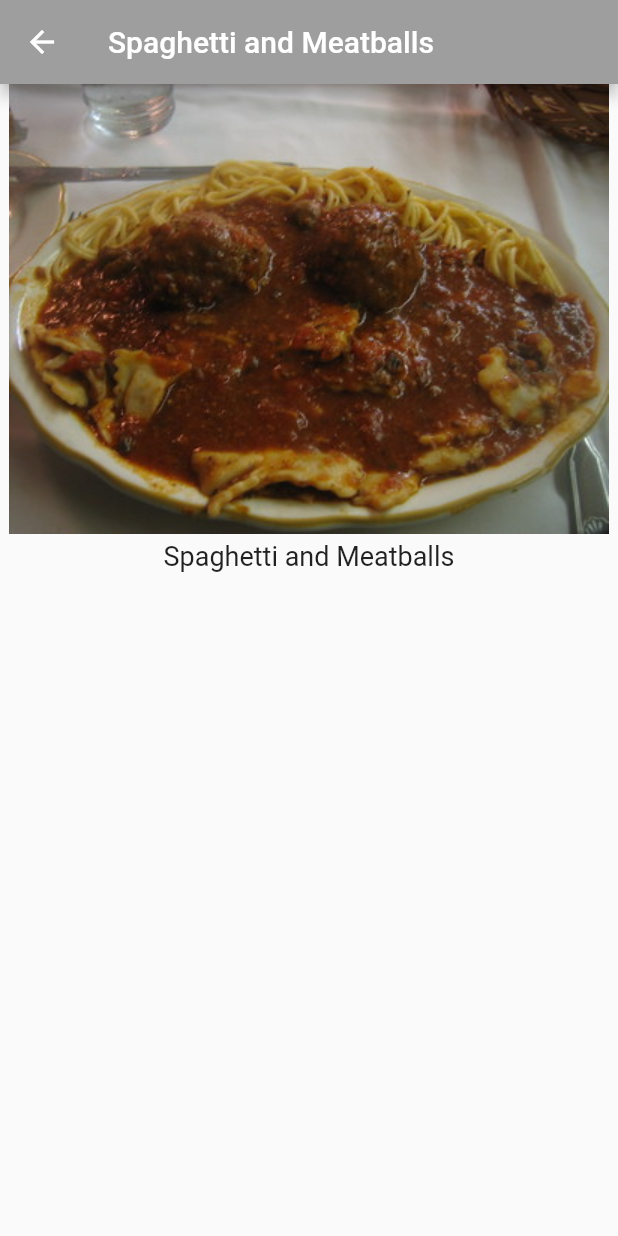
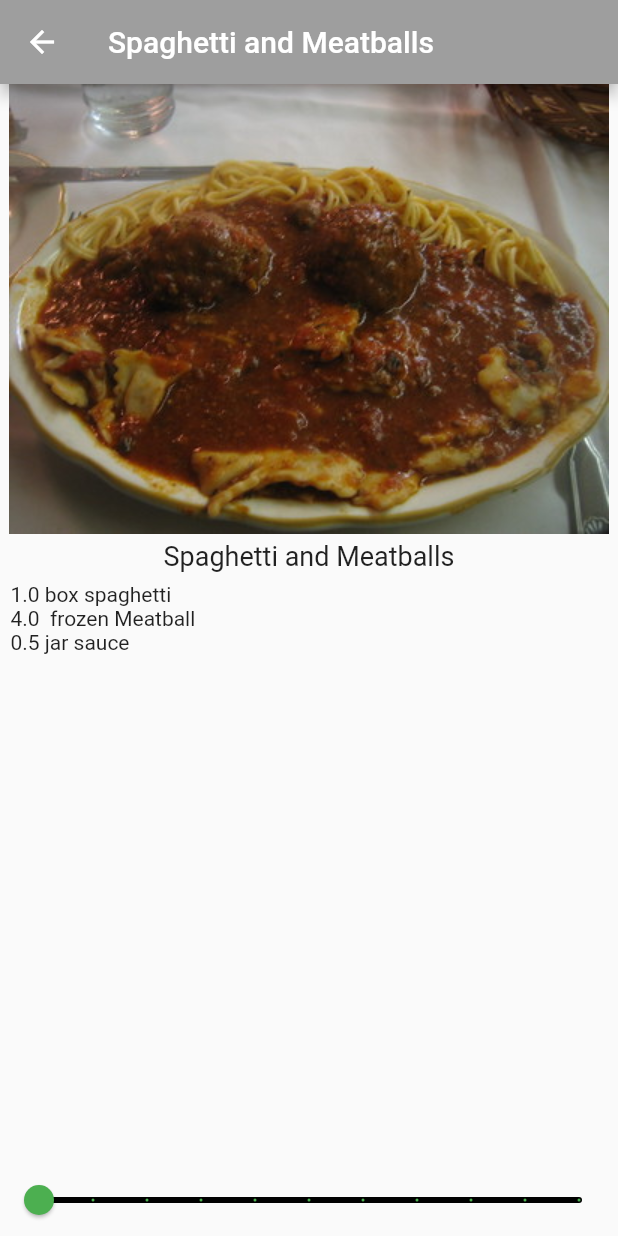
Before and after one commit to zuyatna/recipes, a Flutter app: the screen it shows after launch, after a tap on "Spaghetti and Meatballs", on a phone screen of 412 x 824 dp. Run offline on Flutter 3.47's test engine with Material 2 defaults, Android fonts, the phone set to English and light mode, and no system bars.

Commit message:
adding slider that show how many serves and the quantity goes increase/decrease

```diff
--- a/lib/recipe.dart
+++ b/lib/recipe.dart
@@ -1,18 +1,78 @@
 class Recipe {
   String label;
   String imageUrl;
-  // TODO: Add serving and ingredient here
+  int serving;
+  List<Ingredient> ingredients;
 
-  Recipe(this.label, this.imageUrl);
+
+  Recipe(this.label, this.imageUrl, this.serving, this.ingredients);
 
   static List<Recipe> samples = [
-    Recipe('Spaghetti and Meatballs', 'assets/2126711929_ef763de2b3_w.jpg'),
-    Recipe('Tomato Soup', 'assets/27729023535_a57606c1be.jpg'),
-    Recipe('Grilled Cheese', 'assets/3187380632_5056654a19_b.jpg'),
-    Recipe('Chocolate Chip Cookies', 'assets/15992102771_b92f4cc00a_b.jpg'),
-    Recipe('Taco Salad', 'assets/8533381643_a31a99e8a6_c.jpg'),
-    Recipe('Hawaiian Pizza', 'assets/15452035777_294cefced5_c.jpg'),
+    Recipe(
+      'Spaghetti and Meatballs',
+      'assets/2126711929_ef763de2b3_w.jpg',
+      4,
+      [
+        Ingredient(1, 'box', 'spaghetti'),
+        Ingredient(4, '', 'frozen Meatball'),
+        Ingredient(0.5, 'jar', 'sauce'),
+      ],
+    ),
+    Recipe(
+      'Tomato Soup',
+      'assets/27729023535_a57606c1be.jpg',
+      2,
+      [
+        Ingredient(1, 'can', 'tomato Soup'),
+      ],
+    ),
+    Recipe(
+      'Grilled Cheese',
+      'assets/3187380632_5056654a19_b.jpg',
+      1,
+      [
+        Ingredient(2, 'slices', 'cheese'),
+        Ingredient(2, 'slices', 'bread'),
+      ],
+    ),
+    Recipe(
+      'Chocolate Chip Cookies',
+      'assets/15992102771_b92f4cc00a_b.jpg',
+      24,
+      [
+        Ingredient(4, 'cups', 'flour'),
+        Ingredient(2, 'cups', 'sugar'),
+        Ingredient(0.5, 'cups', 'chocolate chips'),
+      ],
+    ),
+    Recipe(
+      'Taco Salad',
+      'assets/8533381643_a31a99e8a6_c.jpg',
+      1,
+      [
+        Ingredient(4, 'oz', 'nachos'),
+        Ingredient(3, 'oz', 'taco meat'),
+        Ingredient(0.5, 'cup', 'cheese'),
+        Ingredient(0.25, 'cup', 'chopped tomatoes'),
+      ],
+    ),
+    Recipe(
+      'Hawaiian Pizza',
+      'assets/15452035777_294cefced5_c.jpg',
+      4,
+      [
+        Ingredient(1, 'item', 'pizza'),
+        Ingredient(1, 'cup', 'pineapple'),
+        Ingredient(8, 'oz', 'ham'),
+      ],
+    ),
   ];
 }
 
-// TODO: Add Ingredient() here
+class Ingredient {
+  double quantity;
+  String measure;
+  String name;
+
+  Ingredient(this.quantity, this.measure, this.name);
+}
--- a/lib/recipe_detail.dart
+++ b/lib/recipe_detail.dart
@@ -11,7 +11,7 @@ class RecipeDetail extends StatefulWidget {
 }
 
 class _RecipeDetailState extends State<RecipeDetail> {
-  // TODO: Add _sliderVal here
+  int _sliderVal = 1;
 
   @override
   Widget build(BuildContext context) {
@@ -34,8 +34,32 @@ class _RecipeDetailState extends State<RecipeDetail> {
               widget.recipe.label,
               style: const TextStyle(fontSize: 18),
             ),
-            // TODO: Add Expanded
-            // TODO: Add Slider() here
+            Expanded(
+                child: ListView.builder(
+                    padding: const EdgeInsets.all(7.0),
+                    itemCount: widget.recipe.ingredients.length,
+                    itemBuilder: (BuildContext context, int index) {
+                      final ingredient = widget.recipe.ingredients[index];
+                      return Text(
+                          '${ingredient.quantity * _sliderVal} ${ingredient.measure} ${ingredient.name}'
+                      );
+                    }
+                )
+            ),
+            Slider(
+              min: 1,
+              max: 10,
+              divisions: 10,
+              label: '${_sliderVal * widget.recipe.serving} servings',
+              value: _sliderVal.toDouble(),
+              onChanged: (newValue) {
+                setState(() {
+                  _sliderVal = newValue.round();
+                });
+              },
+              activeColor: Colors.green,
+              inactiveColor: Colors.black,
+            ),
           ],
         ),
       ),
```
